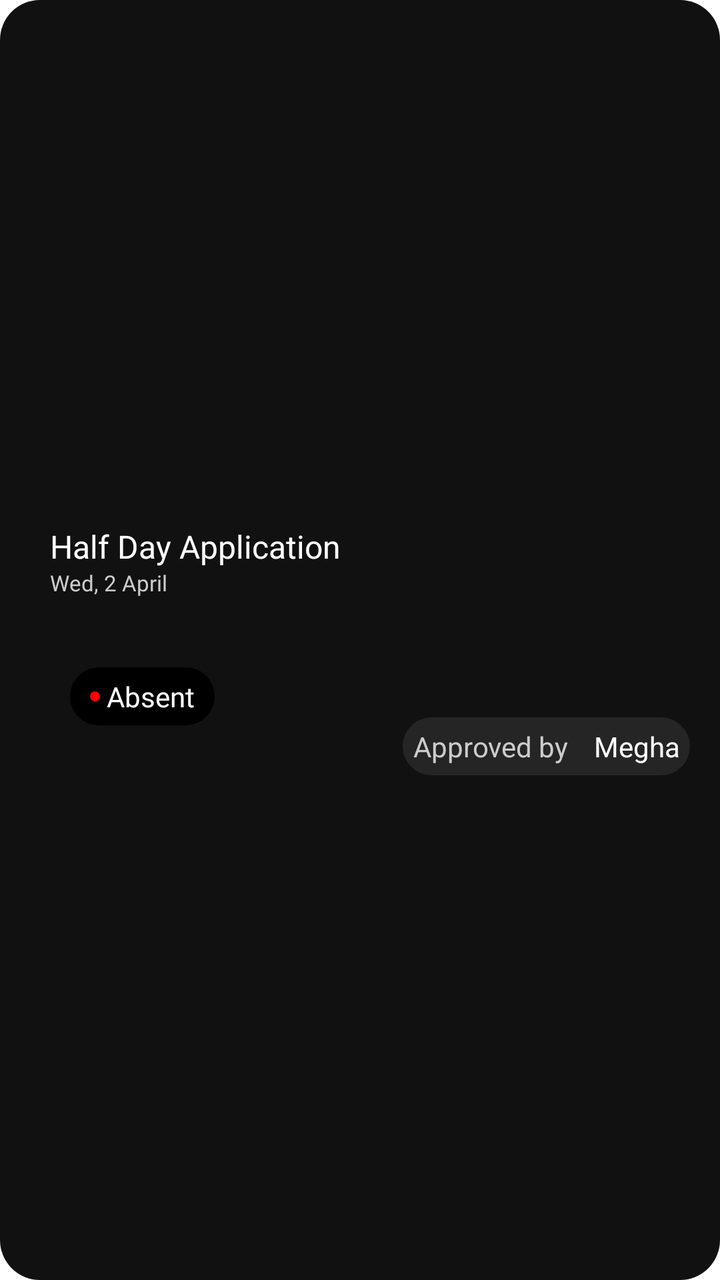
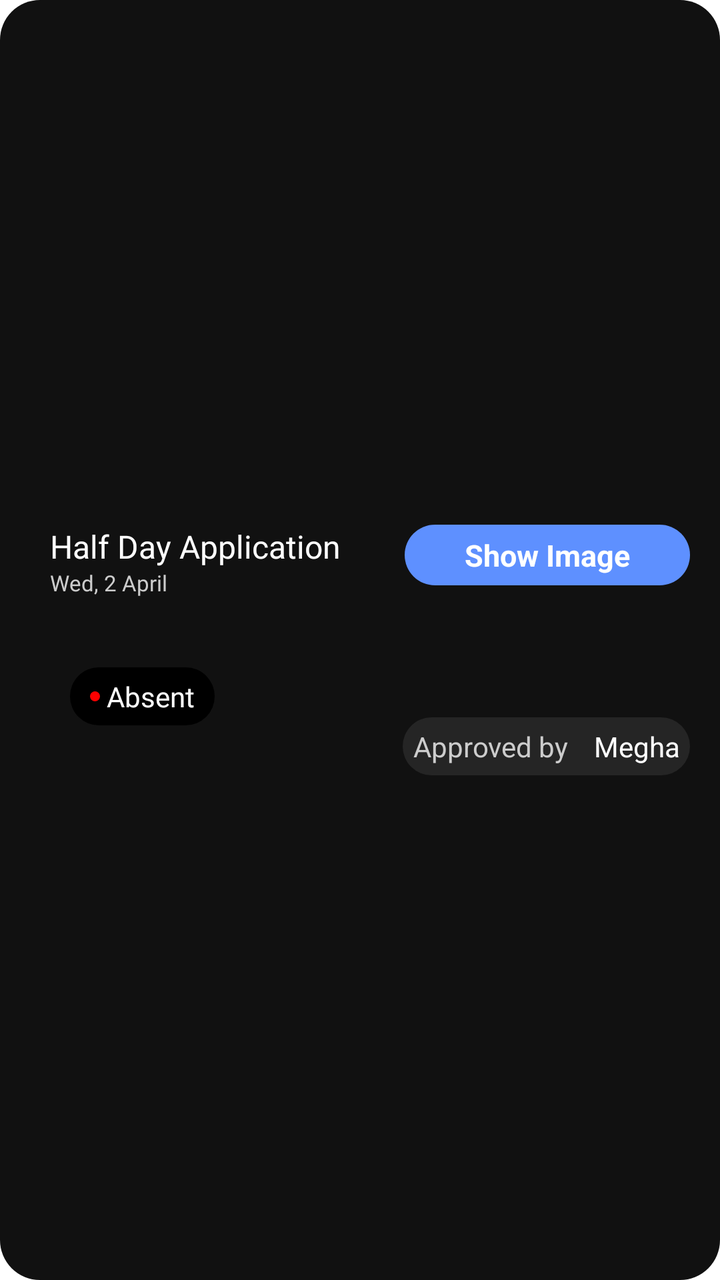

Before-and-after screenshots of an Android layout around one commit, followed by the original layout XML and the change that was made.
<!-- AndroidManifest.xml: application theme AppTheme -->
<!-- res/layout/leave_recycler.xml -->
<?xml version="1.0" encoding="utf-8"?>
<layout xmlns:android="http://schemas.android.com/apk/res/android">

    <RelativeLayout
        android:id="@+id/layoutfull"
        android:layout_width="match_parent"
        android:layout_height="wrap_content"
        android:clickable="true"
        android:layout_margin="7dp"
        android:background="@drawable/grey_bg_rounded"
        android:gravity="center"
        android:orientation="horizontal"
        android:padding="@dimen/_15"
        android:weightSum="5">

        <LinearLayout
            android:id="@+id/laylinear"
            android:layout_width="match_parent"
            android:layout_height="wrap_content"
            android:layout_margin="@dimen/_5dp"
            android:orientation="vertical"
            android:padding="@dimen/_5dp">

            <TextView
                android:id="@+id/id"
                android:layout_width="wrap_content"
                android:layout_height="wrap_content"
                android:layout_weight="1"
                android:fontFamily="@font/dm_sans"
                android:text="Half Day Application"
                android:textColor="@color/white"
                android:textSize="@dimen/_16" />

            <TextView
                android:id="@+id/date"
                android:layout_width="wrap_content"
                android:layout_height="wrap_content"
                android:layout_weight="1"
                android:fontFamily="@font/dm_sans"
                android:text="Wed, 2 April"
                android:textColor="@color/greyforText"
                android:textSize="11dp" />
        </LinearLayout>

        <TextView
            android:id="@+id/leavetypehalfDayReject"
            android:layout_width="wrap_content"
            android:layout_height="wrap_content"
            android:layout_below="@+id/laylinear"
            android:layout_marginStart="@dimen/_20dp"
            android:layout_marginTop="25dp"
            android:background="@drawable/black_button"
            android:drawableStart="@drawable/red_dot"
            android:gravity="center"
            android:paddingStart="@dimen/_10"
            android:paddingTop="@dimen/_5dp"
            android:paddingEnd="@dimen/_10"
            android:paddingBottom="@dimen/_5dp"
            android:text="   Half Day "
            android:textColor="@color/white"
            android:visibility="invisible" />
        <TextView
            android:id="@+id/leavetypehalfDayApprove"
            android:layout_width="wrap_content"
            android:layout_height="wrap_content"
            android:layout_below="@+id/laylinear"
            android:layout_marginStart="@dimen/_20dp"
            android:layout_marginTop="25dp"
            android:background="@drawable/black_button"
            android:drawableStart="@drawable/green_dot"
            android:gravity="center"
            android:paddingStart="@dimen/_10"
            android:paddingTop="@dimen/_5dp"
            android:paddingEnd="@dimen/_10"
            android:paddingBottom="@dimen/_5dp"
            android:text="   Half Day "
            android:textColor="@color/white"
            android:visibility="invisible" />

        <TextView
            android:id="@+id/leavetypeReject"
            android:layout_width="wrap_content"
            android:layout_height="wrap_content"
            android:layout_below="@+id/laylinear"
            android:layout_marginStart="@dimen/_20dp"
            android:layout_marginTop="25dp"
            android:background="@drawable/black_button"
            android:drawableStart="@drawable/red_dot"
            android:fontFamily="@font/dm_sans"
            android:gravity="center"
            android:paddingStart="@dimen/_10"
            android:paddingTop="@dimen/_5dp"
            android:paddingEnd="@dimen/_10"
            android:paddingBottom="@dimen/_5dp"
            android:text=" Absent"
            android:textColor="@color/white" />

          <TextView
            android:id="@+id/approovedType"
            android:layout_width="wrap_content"
            android:layout_height="wrap_content"
            android:layout_below="@+id/laylinear"
            android:layout_marginStart="@dimen/_20dp"
            android:layout_marginTop="25dp"
              android:visibility="gone"
            android:background="@drawable/black_button"
            android:drawableStart="@drawable/green_dot"
            android:fontFamily="@font/dm_sans"
            android:gravity="center"
            android:paddingStart="@dimen/_10"
            android:paddingTop="@dimen/_5dp"
            android:paddingEnd="@dimen/_10"
            android:paddingBottom="@dimen/_5dp"
            android:text="  Absent"
            android:textColor="@color/white" />

        <TextView
            android:id="@+id/status"
            android:layout_width="wrap_content"
            android:layout_height="wrap_content"
            android:layout_below="@+id/laylinear"
            android:layout_alignParentEnd="true"
            android:layout_margin="@dimen/_5dp"
            android:layout_marginEnd="@dimen/_30dp"
            android:background="@drawable/grey_bg_rounded"
            android:gravity="center"
            android:maxLines="2"
            android:text="Awaiting"
            android:textColor="@color/white"
            android:visibility="invisible" />















        <LinearLayout
            android:id="@+id/approved"
            android:layout_width="wrap_content"
            android:layout_height="wrap_content"
            android:layout_below="@+id/laylinear"
            android:layout_alignParentEnd="true"
            android:layout_marginTop="@dimen/_50dp"
            android:background="@drawable/light_grey_bg"
            android:orientation="horizontal">

            <TextView
                android:id="@+id/approvedOrdecline"
                android:layout_width="wrap_content"
                android:layout_height="wrap_content"
                android:layout_margin="@dimen/_5dp"
                android:layout_marginEnd="@dimen/_30dp"
                android:gravity="center"
                android:maxLines="2"
                android:text="Approved by "
                android:textColor="@color/greyforText" />

            <TextView
                android:id="@+id/approvedBy"
                android:layout_width="wrap_content"
                android:layout_height="wrap_content"
                android:layout_margin="@dimen/_5dp"
                android:layout_marginEnd="@dimen/_30dp"
                android:gravity="center"
                android:maxLines="2"
                android:text="Megha"
                android:textColor="@color/white" />


        </LinearLayout>

        <TextView
            android:layout_width="wrap_content"
            android:layout_height="wrap_content"
            android:layout_below="@+id/laylinear"
            android:layout_alignParentEnd="true"
            android:layout_marginEnd="@dimen/_30dp"
            android:background="@drawable/dark_grey_bg"
            android:gravity="center"
            android:layout_marginTop="@dimen/_25dp"
            android:maxLines="2"
            android:padding="@dimen/_5dp"
            android:text="Awaiting "
            android:textColor="@color/greyforText"
            android:visibility="invisible" />

    </RelativeLayout>

</layout>
<!-- resources referenced by this layout -->
<resources>
  <color name="greyforText">#CCCCCC</color>
  <color name="white">#FFFFFF</color>
  <dimen name="_10">10dp</dimen>
  <dimen name="_15">15dp</dimen>
  <dimen name="_16">16sp</dimen>
  <dimen name="_20dp">20dp</dimen>
  <dimen name="_25dp">25dp</dimen>
  <dimen name="_30dp">30dp</dimen>
  <dimen name="_50dp">50dp</dimen>
  <dimen name="_5dp">5dp</dimen>
  <!-- drawable black_button (drawable) -->
  <shape xmlns:android="http://schemas.android.com/apk/res/android"
      android:shape="rectangle">
      <solid android:color="#000000"/>
      <corners android:radius="25dp" /> 
  </shape>
  <!-- drawable dark_grey_bg (drawable) -->
  <?xml version="1.0" encoding="utf-8"?>
  <shape xmlns:android="http://schemas.android.com/apk/res/android"
      android:shape="rectangle">
      <solid android:color="@color/greyBackground"/>
      <corners android:radius="@dimen/_20dp"/>
      <stroke
          android:width="2dp" android:color="@color/strokeBlack"/>
  </shape>
  <!-- drawable green_dot (drawable) -->
  <?xml version="1.0" encoding="utf-8"?>
  <shape xmlns:android="http://schemas.android.com/apk/res/android"
      android:shape="oval">
      <solid android:color="#2eb85c" /> 
      <size android:width="8dp" android:height="8dp" /> 
  </shape>
  <!-- drawable grey_bg_rounded (drawable) -->
  <?xml version="1.0" encoding="utf-8"?>
  <shape xmlns:android="http://schemas.android.com/apk/res/android"
      android:shape="rectangle">
  <solid android:color="@color/greyBackground"/>
      <corners android:radius="@dimen/_20dp"/>
  </shape>
  <!-- drawable light_grey_bg (drawable) -->
  <?xml version="1.0" encoding="utf-8"?>
  <shape xmlns:android="http://schemas.android.com/apk/res/android"
      android:shape="rectangle">
      <solid android:color="@color/lightGreycolor"/>
      <corners android:radius="@dimen/_20dp"/>
  </shape>
  <!-- drawable red_dot (drawable) -->
  <?xml version="1.0" encoding="utf-8"?>
  <shape xmlns:android="http://schemas.android.com/apk/res/android"
      android:shape="oval">
      <solid android:color="#FF0000" /> 
      <size android:width="5dp" android:height="5dp" /> 
  </shape>
  <style name="AppTheme" parent="Theme.MaterialComponents.Light.NoActionBar">
          <item name="colorPrimaryDark">@color/black</item>
          <item name="colorSurface">@color/white</item>
      </style>
  <color name="greyBackground">#111111</color>
  <color name="strokeBlack">#222222</color>
  <color name="lightGreycolor">#252525</color>
  <color name="black">#FF000000</color>
</resources>

<!-- the commit's change to res/layout/leave_recycler.xml (unified diff, before → after) -->
@@ -15,7 +15,7 @@
 
         <LinearLayout
             android:id="@+id/laylinear"
-            android:layout_width="match_parent"
+            android:layout_width="wrap_content"
             android:layout_height="wrap_content"
             android:layout_margin="@dimen/_5dp"
             android:orientation="vertical"
@@ -41,7 +41,25 @@
                 android:textColor="@color/greyforText"
                 android:textSize="11dp" />
         </LinearLayout>
-
+        <TextView
+            android:id="@+id/showImg"
+            android:layout_width="wrap_content"
+            android:layout_height="wrap_content"
+            android:layout_alignRight="@+id/laylinear"
+            android:gravity="center"
+            android:text="Show Image"
+            android:layout_marginTop="@dimen/_10dp"
+            android:layout_alignParentTop="true"
+            android:layout_alignParentEnd="true"
+            android:layout_centerInParent="true"
+            android:paddingStart="@dimen/_30dp"
+            android:paddingEnd="@dimen/_30dp"
+            android:paddingTop="@dimen/_5dp"
+            android:paddingBottom="@dimen/_5dp"
+            android:background="@drawable/blue_bg"
+            android:textColor="@color/white"
+            android:textSize="@dimen/_15"
+            android:textStyle="bold" />
         <TextView
             android:id="@+id/leavetypehalfDayReject"
             android:layout_width="wrap_content"
<!-- resource entries referenced after the edit -->
@@ -3,6 +3,7 @@
   <color name="greyforText">#CCCCCC</color>
   <color name="white">#FFFFFF</color>
   <dimen name="_10">10dp</dimen>
+  <dimen name="_10dp">10dp</dimen>
   <dimen name="_15">15dp</dimen>
   <dimen name="_16">16sp</dimen>
   <dimen name="_20dp">20dp</dimen>
@@ -15,6 +16,13 @@
       android:shape="rectangle">
       <solid android:color="#000000"/>
       <corners android:radius="25dp" /> 
+  </shape>
+  <!-- drawable blue_bg (drawable) -->
+  <?xml version="1.0" encoding="utf-8"?>
+  <shape xmlns:android="http://schemas.android.com/apk/res/android"
+      android:shape="rectangle">
+      <solid android:color="@color/lightBlue"/>
+  <corners android:radius="@dimen/_20dp"/>
   </shape>
   <!-- drawable dark_grey_bg (drawable) -->
   <?xml version="1.0" encoding="utf-8"?>
@@ -57,6 +65,7 @@
           <item name="colorPrimaryDark">@color/black</item>
           <item name="colorSurface">@color/white</item>
       </style>
+  <color name="lightBlue">#5E90FF</color>
   <color name="greyBackground">#111111</color>
   <color name="strokeBlack">#222222</color>
   <color name="lightGreycolor">#252525</color>
